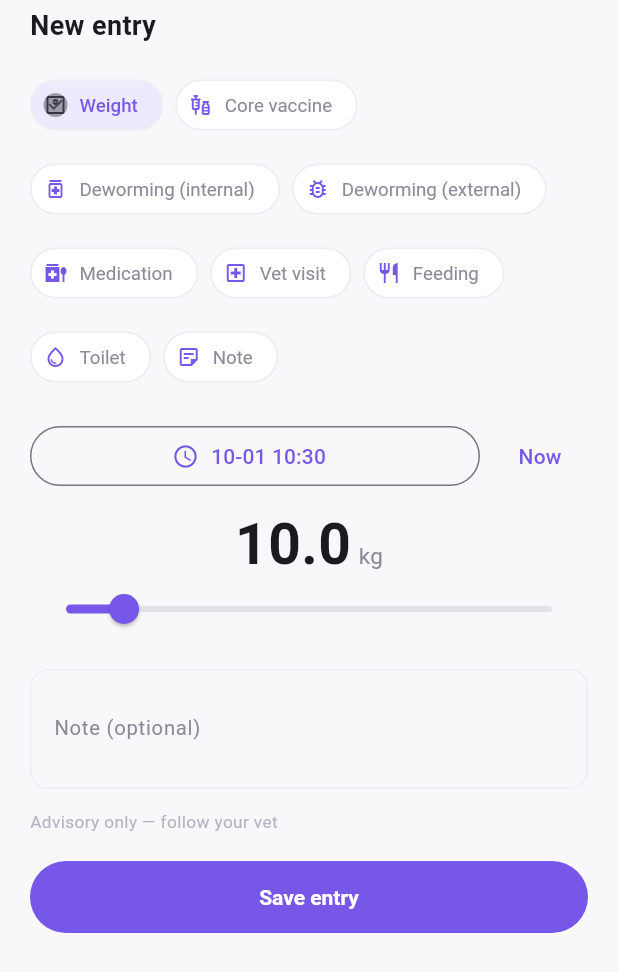
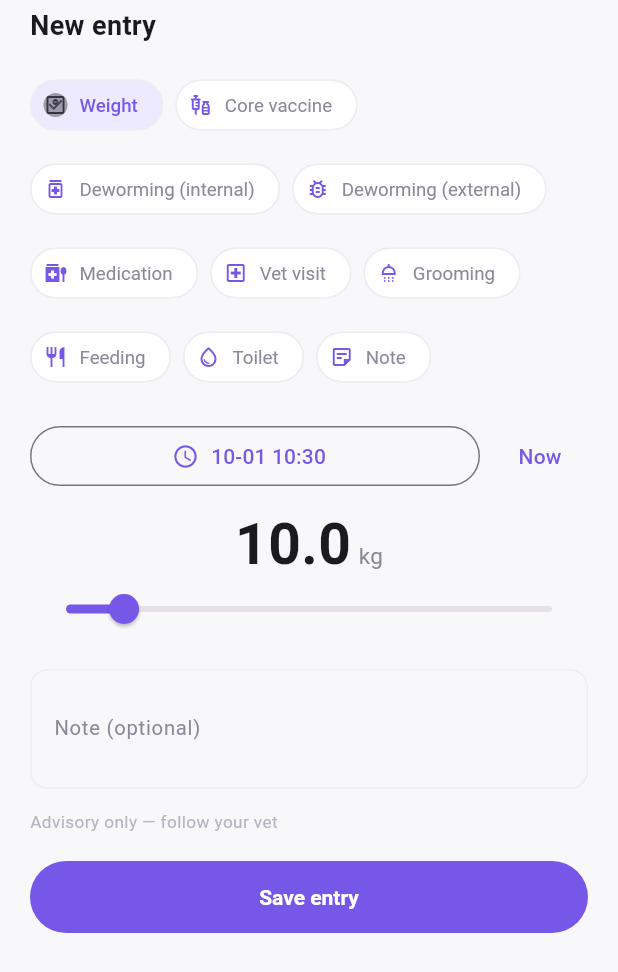
Before and after one commit to zhuruipeng/pets, a Flutter app: the _AddRecordSheet widget shown alone on an empty page, opened directly with empty values, on a phone screen of 412 x 824 dp. Shown: the top 972 px of the screen. Run offline on Flutter 3.47's test engine with Material 3 defaults, Android fonts, the phone set to English and light mode, and no system bars; our stand-ins replace fl_chart, flutter_local_notifications, flutter_map, flutter_riverpod, flutter_secure_storage, image_picker and 6 more; accounts and stored records are empty; network calls fail.

Commit message:
feat(care): 新增「洗澡美容」排期，并给存量宠物补上补全入口
老板要的美容卫生排期（第 1 项）。狗按 30 天、猫按 60 天由规则集排期，
记录与台账都接上。

改动面（先把枚举扩了，让编译器把漏改的地方一个个指出来）：
- PlanItemType / RecordType 各加 grooming；recordTypeFromWire 必须同步
  （它的兜底是 `_ => note`，漏了会把同步下来的洗澡记录静默变成笔记）。
- CnRuleSet / IntlRuleSet 的 dog、cat 各加一条 grooming_bath
  （other 不加：兔/鸟的洗澡需求差异太大，硬给排期是错的）。
- 文案 zh/en 各 3 个键（plan / profile.care / addRecord.type）。
- 台账两个映射 careKindFromReminderType / careKindFromRecordWire **必须手动补**
  —— 它们带 `_ => null` 兜底，加枚举时编译器不报错，漏了就是「记录和提醒
  都不进台账」这种静默失效。

顺带解决「存量宠物用不上」：排期只在建档 / 首次补生日时生成，老宠物装新包
后台账会多出一行空的「洗澡美容」。加了 `_missingPlanTypes`（纯计算）+
「补全建议排期（N 项）」按钮，走既有的 generatePlanFor（幂等，只补缺失类型）。
**不做静默重建** —— 那会把他手动删掉的提醒又变回来。

验证：
- 新增 tool/verify_grooming_plan.dart 离线真跑 19 项（成年犬 30 天 / 猫 60 天 /
  7 周龄幼犬排到 8 周龄 / 其他物种不排 / 两个规则集都有 / 不影响疫苗驱虫）。
- verify_health_ledger.dart 40 项（台账行数断言 4 → 5，跟着新类型更新）。
- 离线 analyze 62 文件 0 条；audit 0 错误，文案 452/452 配平。

```diff
--- a/app/lib/core/l10n.dart
+++ b/app/lib/core/l10n.dart
@@ -171,6 +171,7 @@ class L {
     'profile.care.dewormInternal': '体内驱虫',
     'profile.care.dewormExternal': '体外驱虫',
     'profile.care.checkup': '体检与就诊',
+    'profile.care.grooming': '洗澡美容',
     'profile.care.last': '上次 {v}',
     'profile.care.lastNone': '还没有记录',
     'profile.care.next': '下次 {v}',
@@ -253,6 +254,7 @@ class L {
     'addRecord.type.vaccine': '疫苗',
     'addRecord.type.medication': '用药',
     'addRecord.type.medical': '就诊',
+    'addRecord.type.grooming': '洗澡美容',
     'addRecord.type.feeding': '喂食',
     'addRecord.type.toilet': '排便',
     'addRecord.type.note': '笔记',
@@ -309,6 +311,7 @@ class L {
     'plan.deworm.internal': '体内驱虫',
     'plan.deworm.external': '体外驱虫',
     'plan.checkup.annual': '年度体检',
+    'plan.grooming': '洗澡美容',
     'plan.checkup.senior': '老年体检',
 
     // ---- M2.2 编辑档案 ----
@@ -390,6 +393,8 @@ class L {
 
     // ---- M4 手动新建提醒 ----
     'reminder.add': '添加提醒',
+    'reminder.fillPlan': '补全建议排期（{n} 项）',
+    'reminder.fillPlanDone': '已补全 {n} 项',
     'reminder.new': '新建提醒',
     'reminder.edit': '编辑提醒',
     'reminder.type': '类型',
@@ -668,6 +673,7 @@ class L {
     'profile.care.dewormInternal': 'Deworming (internal)',
     'profile.care.dewormExternal': 'Deworming (external)',
     'profile.care.checkup': 'Checkups & visits',
+    'profile.care.grooming': 'Bath & grooming',
     'profile.care.last': 'Last {v}',
     'profile.care.lastNone': 'No record yet',
     'profile.care.next': 'Next {v}',
@@ -751,6 +757,7 @@ class L {
     'addRecord.type.vaccine': 'Vaccine',
     'addRecord.type.medication': 'Medication',
     'addRecord.type.medical': 'Vet visit',
+    'addRecord.type.grooming': 'Grooming',
     'addRecord.type.feeding': 'Feeding',
     'addRecord.type.toilet': 'Toilet',
     'addRecord.type.note': 'Note',
@@ -806,6 +813,7 @@ class L {
     'plan.deworm.internal': 'Deworming (internal)',
     'plan.deworm.external': 'Deworming (external)',
     'plan.checkup.annual': 'Annual checkup',
+    'plan.grooming': 'Bath & grooming',
     'plan.checkup.senior': 'Senior checkup',
 
     // ---- M2.2 edit profile ----
@@ -887,6 +895,8 @@ class L {
 
     // ---- M4 manual reminders ----
     'reminder.add': 'Add reminder',
+    'reminder.fillPlan': 'Add missing schedule ({n})',
+    'reminder.fillPlanDone': 'Added {n} item(s)',
     'reminder.new': 'New reminder',
     'reminder.edit': 'Edit reminder',
     'reminder.type': 'Type',
--- a/app/lib/data/models.dart
+++ b/app/lib/data/models.dart
@@ -38,6 +38,8 @@ enum RecordType {
   dewormExternal,
   medication,
   medical,
+  /// 洗澡 / 剪指甲 / 梳毛等日常护理。
+  grooming,
   feeding,
   toilet,
   note;
@@ -49,6 +51,7 @@ enum RecordType {
         RecordType.dewormExternal => 'deworm_external',
         RecordType.medication => 'medication',
         RecordType.medical => 'medical',
+        RecordType.grooming => 'grooming',
         RecordType.feeding => 'feeding',
         RecordType.toilet => 'toilet',
         RecordType.note => 'note',
@@ -62,6 +65,7 @@ RecordType recordTypeFromWire(String? v) => switch (v) {
       'deworm_external' => RecordType.dewormExternal,
       'medication' => RecordType.medication,
       'medical' => RecordType.medical,
+      'grooming' => RecordType.grooming,
       'feeding' => RecordType.feeding,
       'toilet' => RecordType.toilet,
       _ => RecordType.note,
--- a/app/lib/domain/health_ledger.dart
+++ b/app/lib/domain/health_ledger.dart
@@ -111,6 +111,7 @@ PlanItemType? careKindFromRecordWire(String wire) => switch (wire) {
       // 体检的实际发生就是一次就诊记录。规则集里的 checkup 排期
       // 和这里的 medical 记录是同一件事的两面。
       'medical' => PlanItemType.checkup,
+      'grooming' => PlanItemType.grooming,
       _ => null,
     };
 
@@ -124,6 +125,7 @@ PlanItemType? careKindFromReminderType(String type) => switch (type) {
       'deworm_internal' || 'dewormInternal' => PlanItemType.dewormInternal,
       'deworm_external' || 'dewormExternal' => PlanItemType.dewormExternal,
       'checkup' => PlanItemType.checkup,
+      'grooming' => PlanItemType.grooming,
       _ => null,
     };
 
--- a/app/lib/domain/immunization.dart
+++ b/app/lib/domain/immunization.dart
@@ -14,7 +14,7 @@ import '../core/species.dart';
 export '../core/species.dart' show Species;
 
 /// 计划项的类型，与 records.type 对齐。
-enum PlanItemType { vaccine, dewormInternal, dewormExternal, checkup }
+enum PlanItemType { vaccine, dewormInternal, dewormExternal, checkup, grooming }
 
 extension PlanItemTypeX on PlanItemType {
   String get wireName => switch (this) {
@@ -22,6 +22,7 @@ extension PlanItemTypeX on PlanItemType {
         PlanItemType.dewormInternal => 'deworm_internal',
         PlanItemType.dewormExternal => 'deworm_external',
         PlanItemType.checkup => 'checkup',
+        PlanItemType.grooming => 'grooming',
       };
 }
 
@@ -220,6 +221,17 @@ class CnRuleSet extends ImmunizationRuleSet {
               annualAfterWeeks: 364,
               annualIntervalDays: 182,
             ),
+            // 洗澡美容。成年犬一般 4~8 周一次，这里取 30 天。
+            // firstAtWeeks 与 annualAfterWeeks 都填 8：幼犬 8 周龄后才开始排，
+            // 已经成年的宠物 buildPlan 会把起点夹到今天再按 30 天递推。
+            RuleSpec(
+              code: 'grooming_bath',
+              type: PlanItemType.grooming,
+              titleKey: 'plan.grooming',
+              firstAtWeeks: 8,
+              annualAfterWeeks: 8,
+              annualIntervalDays: 30,
+            ),
           ],
         Species.cat => const [
             RuleSpec(
@@ -270,6 +282,15 @@ class CnRuleSet extends ImmunizationRuleSet {
               firstAtWeeks: 364,
               annualAfterWeeks: 364,
               annualIntervalDays: 182,
+            ),
+            // 猫自己会梳理，洗澡频率比狗低得多，取 60 天。
+            RuleSpec(
+              code: 'grooming_bath',
+              type: PlanItemType.grooming,
+              titleKey: 'plan.grooming',
+              firstAtWeeks: 8,
+              annualAfterWeeks: 8,
+              annualIntervalDays: 60,
             ),
           ],
         Species.other => const [
@@ -349,6 +370,17 @@ class IntlRuleSet extends ImmunizationRuleSet {
               annualAfterWeeks: 364,
               annualIntervalDays: 182,
             ),
+            // 洗澡美容。成年犬一般 4~8 周一次，这里取 30 天。
+            // firstAtWeeks 与 annualAfterWeeks 都填 8：幼犬 8 周龄后才开始排，
+            // 已经成年的宠物 buildPlan 会把起点夹到今天再按 30 天递推。
+            RuleSpec(
+              code: 'grooming_bath',
+              type: PlanItemType.grooming,
+              titleKey: 'plan.grooming',
+              firstAtWeeks: 8,
+              annualAfterWeeks: 8,
+              annualIntervalDays: 30,
+            ),
           ],
         Species.cat => const [
             RuleSpec(
@@ -392,6 +424,14 @@ class IntlRuleSet extends ImmunizationRuleSet {
               firstAtWeeks: 52,
               annualAfterWeeks: 52,
             ),
+            RuleSpec(
+              code: 'grooming_bath',
+              type: PlanItemType.grooming,
+              titleKey: 'plan.grooming',
+              firstAtWeeks: 8,
+              annualAfterWeeks: 8,
+              annualIntervalDays: 60,
+            ),
           ],
         Species.other => const [
             RuleSpec(
--- a/app/lib/providers.dart
+++ b/app/lib/providers.dart
@@ -407,6 +407,9 @@ class AppActions {
         PlanItemType.dewormInternal => 90,
         PlanItemType.checkup => 365,
         PlanItemType.vaccine => 365,
+        // 洗澡/美容：一个月一次。比疫苗密得多，所以「完成即排下次」在这里
+        // 才是真正有用的那条路径（用户洗一次点一下，下次自动排出来）。
+        PlanItemType.grooming => 30,
       };
 
   /// 写一条记录。
--- a/app/lib/ui/sheets.dart
+++ b/app/lib/ui/sheets.dart
@@ -605,6 +605,7 @@ class _AddRecordSheetState extends ConsumerState<_AddRecordSheet> {
     RecordType.dewormExternal,
     RecordType.medication,
     RecordType.medical,
+    RecordType.grooming,
     RecordType.feeding,
     RecordType.toilet,
     RecordType.note,
--- a/app/lib/ui/widgets.dart
+++ b/app/lib/ui/widgets.dart
@@ -430,6 +430,7 @@ String recordTypeLabel(RecordType type) => switch (type) {
       RecordType.dewormExternal => L.t('plan.deworm.external'),
       RecordType.medication => L.t('addRecord.type.medication'),
       RecordType.medical => L.t('addRecord.type.medical'),
+      RecordType.grooming => L.t('addRecord.type.grooming'),
       RecordType.feeding => L.t('addRecord.type.feeding'),
       RecordType.toilet => L.t('addRecord.type.toilet'),
       RecordType.note => L.t('addRecord.type.note'),
@@ -442,6 +443,7 @@ IconData recordTypeIcon(RecordType type) => switch (type) {
       RecordType.dewormExternal => Icons.bug_report_outlined,
       RecordType.medication => Icons.medication_liquid_outlined,
       RecordType.medical => Icons.local_hospital_outlined,
+      RecordType.grooming => Icons.shower_outlined,
       RecordType.feeding => Icons.restaurant_outlined,
       RecordType.toilet => Icons.water_drop_outlined,
       RecordType.note => Icons.sticky_note_2_outlined,
@@ -579,6 +581,7 @@ String planTypeLabel(PlanItemType type) => switch (type) {
       PlanItemType.dewormInternal => L.t('plan.deworm.internal'),
       PlanItemType.dewormExternal => L.t('plan.deworm.external'),
       PlanItemType.checkup => L.t('plan.checkup.annual'),
+      PlanItemType.grooming => L.t('plan.grooming'),
     };
 
 /// 台账分类 → 展示名。
@@ -591,6 +594,7 @@ String careKindLabel(PlanItemType kind) => switch (kind) {
       PlanItemType.dewormInternal => L.t('profile.care.dewormInternal'),
       PlanItemType.dewormExternal => L.t('profile.care.dewormExternal'),
       PlanItemType.checkup => L.t('profile.care.checkup'),
+      PlanItemType.grooming => L.t('profile.care.grooming'),
     };
 
 /// 台账分类 → 图标。转发给 [reminderTypeIcon]，同一件事在两处不能长两个样。
@@ -610,6 +614,7 @@ IconData reminderTypeIcon(String type) => switch (type) {
       'dewormInternal' || 'deworm_internal' => Icons.medication_outlined,
       'dewormExternal' || 'deworm_external' => Icons.bug_report_outlined,
       'checkup' => Icons.health_and_safety_outlined,
+      'grooming' => Icons.shower_outlined,
       'medication' => Icons.medication_liquid_outlined,
       'medical' => Icons.local_hospital_outlined,
       'feeding' => Icons.restaurant_outlined,
--- a/app/tool/verify_health_ledger.dart
+++ b/app/tool/verify_health_ledger.dart
@@ -43,7 +43,9 @@ void main() {
 
   // ---- 空输入 ----
   final empty = buildCareLedger(facts: const [], schedules: const []);
-  check(empty.length == 4, '空输入应产出 4 行，实际 ${empty.length}');
+  // 5 行 = 疫苗 / 体内驱虫 / 体外驱虫 / 体检 / 洗澡美容（kinds 默认取
+  // PlanItemType.values，所以每加一个排期类型这里就要跟着 +1）。
+  check(empty.length == 5, '空输入应产出 5 行，实际 ${empty.length}');
   check(empty.every((r) => r.isEmpty), '空输入每行都该是 isEmpty');
   check(empty.every((r) => r.nextDueAt == null), '空输入没有排期');
   check(empty.every((r) => !r.isOverdue(now)), '空输入不该说逾期');
```
Also changed, not shown: app/lib/ui/profile_screen.dart (+53 -1 lines), app/tool/verify_grooming_plan.dart (added, +119 -0 lines), 1 other file.
